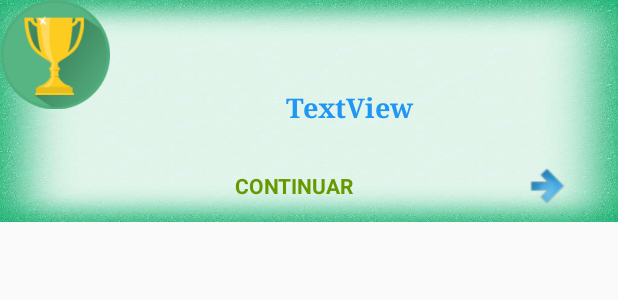
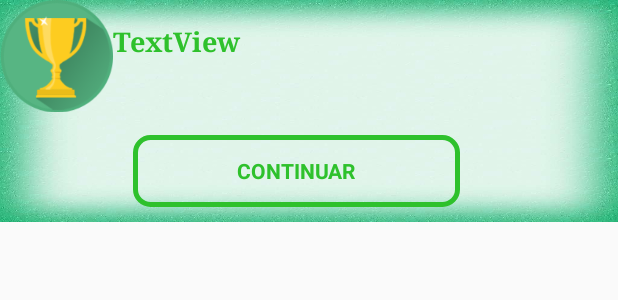
Before and after one commit to edward25nov/orthography, an Android app: the layout layout_msjresultado.xml on its own in the app's theme, with its tools: preview values and no code run, on a phone screen of 412 x 824 dp. Shown: the top 300 px of the screen. Run offline under Robolectric (Android 15) with nearby library versions, the phone set to English and light mode, and no system bars.

Commit message:
colocando boton a todos los mensajes personalizados

```diff
--- a/app/src/main/java/com/example/edward/orthography/PlaySeleccion.java
+++ b/app/src/main/java/com/example/edward/orthography/PlaySeleccion.java
@@ -152,7 +152,7 @@ public class PlaySeleccion extends AppCompatActivity {
 
     public void validarRespuesta(boolean finalizar){
         if(seleccionoActual==correctaActual){
-            mensajepostivo("Tu respuesta es \n correcta",finalizar);
+            mensajepostivo("Tu respuesta es\ncorrecta",finalizar);
             buenas = buenas +1;
         }else{
             YoYo.with(Techniques.Swing)
@@ -335,7 +335,7 @@ public class PlaySeleccion extends AppCompatActivity {
             public void onClick(View v) {
 
                 if(finalizar){
-                    mensajeResultado("Score\n Buenas : " +buenas +"\nMalas : "+malas);
+                    mensajeResultado("Score\nBuenas: " +buenas +"\nMalas: "+malas);
                 }else{
                     AvancePreguntas = AvancePreguntas + 10;
                     ProgressBarScore.setProgress(AvancePreguntas);
--- /dev/null
+++ b/app/src/main/res/drawable/borde_botontrans3.xml
@@ -0,0 +1,30 @@
+<?xml version="1.0" encoding="utf-8"?>
+<shape
+    xmlns:android="http://schemas.android.com/apk/res/android"
+    android:shape="rectangle">
+
+    <!-- view background color -->
+    <solid
+        android:color="#00ffffff" >
+    </solid>
+
+    <!-- view border color and width -->
+    <stroke
+        android:width="3dp"
+        android:color="#2ec12c" >
+    </stroke>
+
+    <!-- If you want to add some padding -->
+    <padding
+        android:left="4dp"
+        android:top="4dp"
+        android:right="4dp"
+        android:bottom="4dp"    >
+    </padding>
+
+    <!-- Here is the corner radius -->
+    <corners
+        android:radius="10dp"   >
+    </corners>
+
+</shape>
--- a/app/src/main/res/layout/layout_msjincorrecto.xml
+++ b/app/src/main/res/layout/layout_msjincorrecto.xml
@@ -47,8 +47,7 @@
                     android:id="@+id/txtMsj2"
                     tools:ignore="HardcodedText,InefficientWeight"
                     android:typeface="serif"
-                    android:textColor="@color/azul500"
-
+                    android:textColor="@color/rosa500"
                     android:textSize="18sp"
                     android:textStyle="normal|bold"
                     android:textAlignment="viewStart" />
--- a/app/src/main/res/layout/layout_msjresultado.xml
+++ b/app/src/main/res/layout/layout_msjresultado.xml
@@ -5,18 +5,24 @@
     android:layout_width="match_parent"
     android:layout_height="match_parent"
     android:id="@+id/contenedor_msj3"
-    tools:ignore="Orientation">
+    tools:ignore="Orientation"
+    android:orientation="vertical">
 
     <LinearLayout
-        android:orientation="horizontal"
+        android:orientation="vertical"
         android:layout_width="match_parent"
         android:layout_height="148dp"
         android:background="@drawable/fondo_verde"
         tools:ignore="UselessParent"
         android:id="@+id/MsjRBuena3">
 
+        <LinearLayout
+            android:orientation="horizontal"
+            android:layout_width="match_parent"
+            android:layout_height="90dp">
+
             <ImageView
-            android:layout_width="73dp"
+                android:layout_width="75dp"
                 android:layout_height="75dp"
                 app:srcCompat="@drawable/trofeo"
                 android:id="@+id/imgMsj3"
@@ -28,37 +34,59 @@
                 android:layout_width="match_parent"
                 android:layout_height="match_parent">
 
+                <LinearLayout
+                    android:orientation="vertical"
+                    android:layout_width="match_parent"
+                    android:layout_height="15dp"
+                    tools:ignore="UselessLeaf"></LinearLayout>
+
                 <TextView
                     android:text="TextView"
-                android:layout_width="match_parent"
-                android:layout_height="wrap_content"
+                    android:layout_width="287dp"
+                    android:layout_height="match_parent"
                     android:id="@+id/txtMsj3"
-                android:layout_weight="0.80"
                     tools:ignore="HardcodedText,InefficientWeight"
                     android:typeface="serif"
-                android:textColor="@color/azul500"
-                android:textAlignment="center"
-                android:gravity="center|center_horizontal"
+                    android:textColor="@color/verde"
                     android:textSize="18sp"
                     android:textStyle="normal|bold"
-                android:translationX="-10dp"
-                android:translationY="22dp" />
+                    android:textAlignment="viewStart" />
+            </LinearLayout>
+
+        </LinearLayout>
+
+        <LinearLayout
+            android:orientation="horizontal"
+            android:layout_width="match_parent"
+            android:layout_height="match_parent">
+
+            <LinearLayout
+                android:orientation="vertical"
+                android:layout_width="17dp"
+                android:layout_height="match_parent"
+                tools:ignore="UselessLeaf"
+                android:layout_weight="0.90"></LinearLayout>
 
             <Button
                 android:text="@string/continuar"
-                android:layout_width="match_parent"
+                android:layout_width="218dp"
                 android:layout_height="wrap_content"
                 android:id="@+id/btnContinue3"
                 android:textStyle="normal|bold"
-                android:background="@android:color/transparent"
-                android:drawableRight="@drawable/continua"
-                android:translationX="-35dip"
+                android:background="@drawable/borde_botontrans3"
                 tools:ignore="RtlHardcoded"
                 style="@android:style/Widget.Button"
-                android:textColor="@android:color/holo_green_dark"
+                android:textColor="@color/verde"
                 android:focusableInTouchMode="true"
                 android:fontFamily="sans-serif"
                 tools:targetApi="lollipop" />
+
+            <LinearLayout
+                android:orientation="vertical"
+                android:layout_width="0dp"
+                android:layout_height="match_parent"
+                android:layout_weight="1.31"
+                tools:ignore="UselessLeaf"></LinearLayout>
 
         </LinearLayout>
 
--- a/app/src/main/res/values/colors.xml
+++ b/app/src/main/res/values/colors.xml
@@ -18,6 +18,7 @@
 
     <!-- para item seleccionado -->
     <color name="amarillo">#f5f05e</color>
+    <color name="verde">#2ec12c</color>
 
     <color name="defectoButton">#ffd6d7d7</color>
 </resources>
```
Also changed, not shown: app/src/main/res/drawable/borde_botontrans2.xml (added, +30 -0 lines), app/src/main/res/layout/layout_msjpersonalizado.xml (+44 -15 lines), 59 other files. Lines whose indentation alone changed are shown as unchanged.
